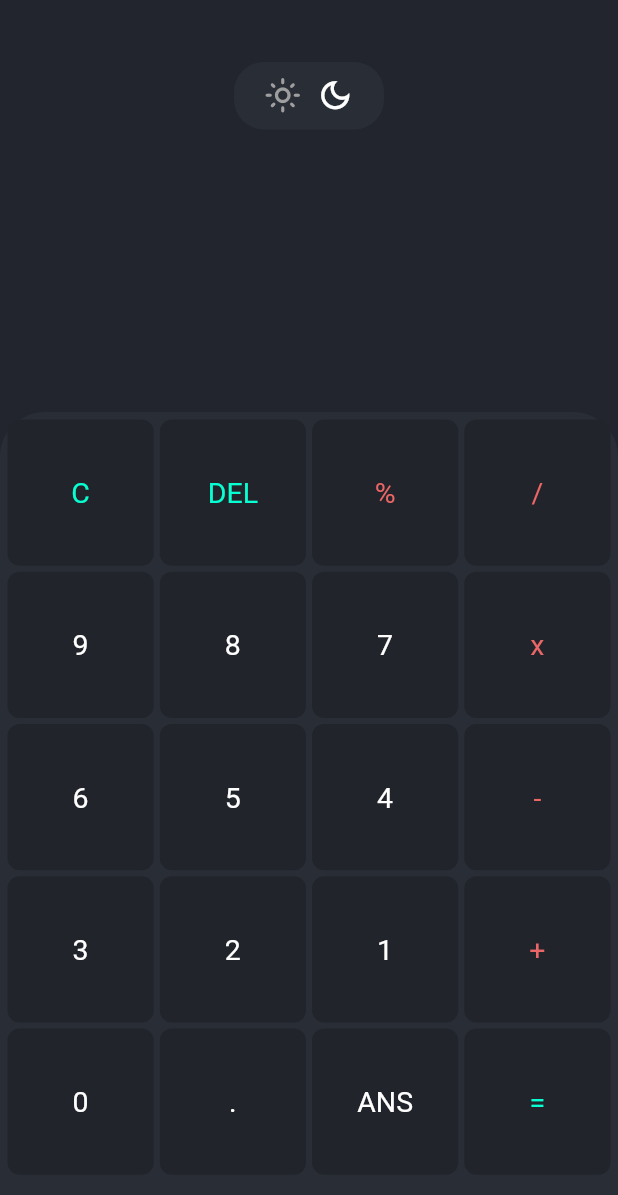
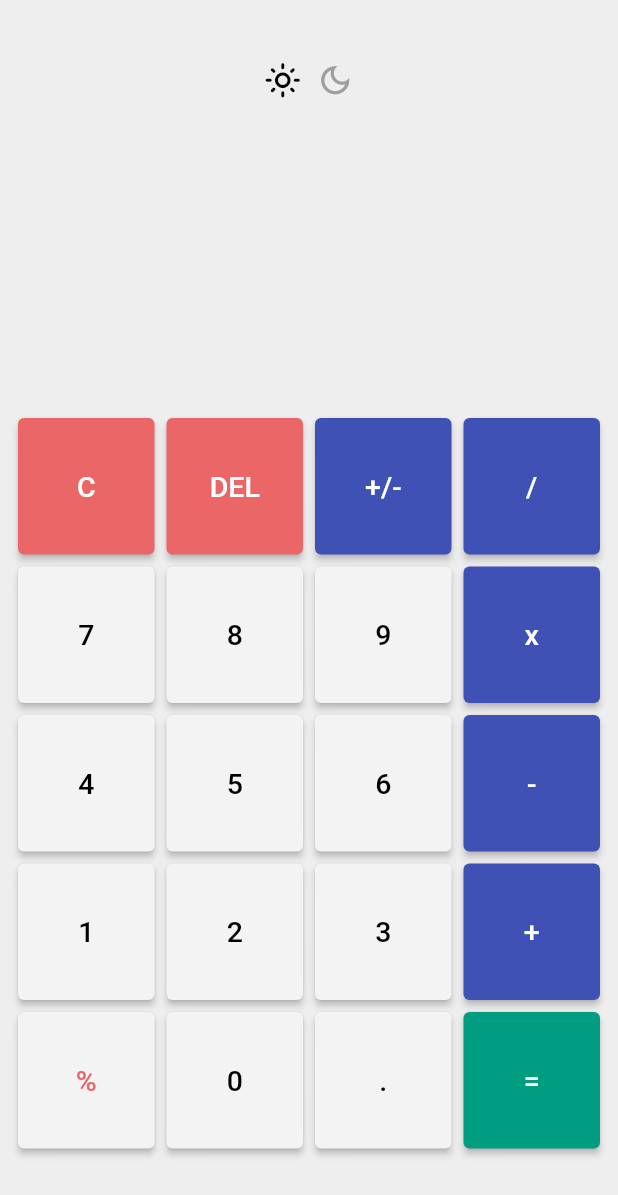
Before and after one commit to HaxxNyen/Calculator, a Flutter app: the screen it shows after launch, on a phone screen of 412 x 824 dp. Shown: the top 1195 px of the screen. Run offline on Flutter 3.47's test engine with Material 2 defaults, Android fonts, the phone set to English and light mode, and no system bars; our stand-ins replace get, math_expressions.

Commit message:
Updated Light Theme and Fix bug of Decimal.

```diff
--- a/lib/controller/calculate_controller.dart
+++ b/lib/controller/calculate_controller.dart
@@ -18,7 +18,10 @@ class CalculateController extends GetxController {
     ContextModel ctx = ContextModel();
     double eval = exp.evaluate(EvaluationType.REAL, ctx);
 
-    userOutput = eval.toString();
+    RegExp regex = RegExp(r'([.]*0)(?!.*\d)');
+
+    userOutput = eval.toString().replaceAll(regex, '');
+
     update();
   }
 
@@ -37,6 +40,7 @@ class CalculateController extends GetxController {
 
   /// on Number Button Tapped
   onBtnTapped(List<String> buttons, int index) {
+    userInput.replaceAll(new RegExp(r'^0+(?=.)'), '');
     userInput += buttons[index];
     update();
   }
--- a/lib/controller/theme_controller.dart
+++ b/lib/controller/theme_controller.dart
@@ -1,7 +1,7 @@
 import 'package:get/get.dart';
 
 class ThemeController extends GetxController {
-  bool isDark = true;
+  bool isDark = false;
 
   lightTheme() {
     isDark = false;
--- a/lib/screen/main_screen.dart
+++ b/lib/screen/main_screen.dart
@@ -11,26 +11,26 @@ class MainScreen extends StatelessWidget {
   MainScreen({Key? key}) : super(key: key);
 
   final List<String> buttonsList = [
-    "C",
-    "DEL",
-    "%",
-    "/",
-    "9",
-    "8",
-    "7",
-    "x",
-    "6",
-    "5",
-    "4",
-    "-",
-    "3",
-    "2",
-    "1",
-    "+",
-    "0",
-    ".",
-    "ANS",
-    "=",
+    'C',
+    'DEL',
+    '+/-',
+    '/',
+    '7',
+    '8',
+    '9',
+    'x',
+    '4',
+    '5',
+    '6',
+    '-',
+    '1',
+    '2',
+    '3',
+    '+',
+    '%',
+    '0',
+    '.',
+    '=',
   ];
 
   @override
@@ -61,19 +61,18 @@ class MainScreen extends StatelessWidget {
     return Expanded(
         flex: 2,
         child: Container(
-          padding: const EdgeInsets.all(3),
+          padding: const EdgeInsets.symmetric(horizontal: 8),
           decoration: BoxDecoration(
-              color: themeController.isDark
-                  ? DarkColors.sheetBgColor
-                  : LightColors.sheetBgColor,
-              borderRadius: const BorderRadius.only(
-                  topLeft: Radius.circular(30), topRight: Radius.circular(30))),
+            color: themeController.isDark
+                ? DarkColors.sheetBgColor
+                : LightColors.sheetBgColor,
+          ),
           child: GridView.builder(
               physics: const NeverScrollableScrollPhysics(),
               itemCount: buttonsList.length,
               gridDelegate: const SliverGridDelegateWithFixedCrossAxisCount(
                   crossAxisCount: 4),
-              itemBuilder: (contex, index) {
+              itemBuilder: (context, index) {
                 switch (index) {
 
                   /// CLEAR BTN
@@ -84,10 +83,10 @@ class MainScreen extends StatelessWidget {
                         },
                         color: themeController.isDark
                             ? DarkColors.btnBgColor
-                            : LightColors.btnBgColor,
+                            : LightColors.operatorColor,
                         textColor: themeController.isDark
                             ? DarkColors.leftOperatorColor
-                            : LightColors.leftOperatorColor,
+                            : LightColors.operatorBtnTextColor,
                         text: buttonsList[index]);
 
                   /// DELETE BTN
@@ -98,10 +97,72 @@ class MainScreen extends StatelessWidget {
                         },
                         color: themeController.isDark
                             ? DarkColors.btnBgColor
-                            : LightColors.btnBgColor,
+                            : LightColors.operatorColor,
                         textColor: themeController.isDark
                             ? DarkColors.leftOperatorColor
-                            : LightColors.leftOperatorColor,
+                            : LightColors.operatorBtnTextColor,
+                        text: buttonsList[index]);
+
+                  /// Plus/Minus Button
+                  case 2:
+                    return NxButton(
+                        buttonTapped: () {
+                          //controller.deleteBtnAction();
+                        },
+                        color: themeController.isDark
+                            ? DarkColors.btnBgColor
+                            : LightColors.btnOperatorBgColor,
+                        textColor: themeController.isDark
+                            ? DarkColors.leftOperatorColor
+                            : LightColors.operatorBtnTextColor,
+                        text: buttonsList[index]);
+                  case 3:
+                    return NxButton(
+                        buttonTapped: () {
+                          controller.onBtnTapped(buttonsList, index);
+                        },
+                        color: themeController.isDark
+                            ? DarkColors.btnBgColor
+                            : LightColors.btnOperatorBgColor,
+                        textColor: themeController.isDark
+                            ? DarkColors.leftOperatorColor
+                            : LightColors.operatorBtnTextColor,
+                        text: buttonsList[index]);
+                  case 7:
+                    return NxButton(
+                        buttonTapped: () {
+                          controller.onBtnTapped(buttonsList, index);
+                        },
+                        color: themeController.isDark
+                            ? DarkColors.btnBgColor
+                            : LightColors.btnOperatorBgColor,
+                        textColor: themeController.isDark
+                            ? DarkColors.leftOperatorColor
+                            : LightColors.operatorBtnTextColor,
+                        text: buttonsList[index]);
+                  case 11:
+                    return NxButton(
+                        buttonTapped: () {
+                          controller.onBtnTapped(buttonsList, index);
+                        },
+                        color: themeController.isDark
+                            ? DarkColors.btnBgColor
+                            : LightColors.btnOperatorBgColor,
+                        textColor: themeController.isDark
+                            ? DarkColors.leftOperatorColor
+                            : LightColors.operatorBtnTextColor,
+                        text: buttonsList[index]);
+                  case 15:
+                    return NxButton(
+                        buttonTapped: () {
+                          controller.onBtnTapped(buttonsList, index);
+                        },
+                        color: themeController.isDark
+                            ? DarkColors.btnBgColor
+                            : LightColors.btnOperatorBgColor,
+                        textColor: themeController.isDark
+                            ? DarkColors.leftOperatorColor
+                            : LightColors.operatorBtnTextColor,
                         text: buttonsList[index]);
 
                   /// EQUAL BTN
@@ -112,10 +173,10 @@ class MainScreen extends StatelessWidget {
                         },
                         color: themeController.isDark
                             ? DarkColors.btnBgColor
-                            : LightColors.btnBgColor,
+                            : LightColors.leftOperatorColor,
                         textColor: themeController.isDark
                             ? DarkColors.leftOperatorColor
-                            : LightColors.leftOperatorColor,
+                            : LightColors.operatorBtnTextColor,
                         text: buttonsList[index]);
 
                   default:
@@ -190,16 +251,17 @@ class MainScreen extends StatelessWidget {
             children: [
               Container(
                 alignment: Alignment.centerRight,
+                //yahan pay textformfiled chnge krni hai..
                 child: Text(
                   controller.userInput,
                   style: TextStyle(
                       color:
                           themeController.isDark ? Colors.white : Colors.black,
-                      fontSize: 25),
+                      fontSize: 48),
                 ),
               ),
               const SizedBox(
-                height: 10,
+                height: 4,
               ),
               Container(
                 alignment: Alignment.bottomRight,
@@ -219,7 +281,7 @@ class MainScreen extends StatelessWidget {
 
   ///
   bool isOperator(String y) {
-    if (y == "%" || y == "/" || y == "x" || y == "-" || y == "+" || y == "=") {
+    if (y == "%" || y == "/" || y == "x" || y == "-" || y == "+") {
       return true;
     }
     return false;
--- a/lib/utils/colors.dart
+++ b/lib/utils/colors.dart
@@ -11,8 +11,10 @@ class DarkColors {
 /// Light Colors
 class LightColors {
   static Color scaffoldBgColor = Colors.grey.shade200;
-  static Color sheetBgColor = Colors.grey.shade100;
+  static Color sheetBgColor = Colors.grey.shade200;
   static Color btnBgColor = Color.fromARGB(255, 243, 243, 243);
+  static Color btnOperatorBgColor = Colors.indigo;
+  static Color operatorBtnTextColor = Colors.white;
   static Color operatorColor = Color(0xffEB6666);
   static Color leftOperatorColor = Color.fromARGB(255, 1, 157, 128);
 }
--- a/lib/widgets/nx_button.dart
+++ b/lib/widgets/nx_button.dart
@@ -1,4 +1,5 @@
 import 'package:flutter/cupertino.dart';
+import 'package:flutter/material.dart';
 
 class NxButton extends StatelessWidget {
   final Color color;
@@ -16,14 +17,11 @@ class NxButton extends StatelessWidget {
 
   @override
   Widget build(BuildContext context) {
-    return GestureDetector(
-      onTap: buttonTapped,
-      child: Container(
-        margin: const EdgeInsets.all(2),
-        decoration: BoxDecoration(
-          color: color,
-          borderRadius: BorderRadius.circular(8),
-        ),
+    return Padding(
+      padding: const EdgeInsets.all(4.0),
+      child: ElevatedButton(
+        style: ElevatedButton.styleFrom(backgroundColor: color),
+        onPressed: buttonTapped,
         child: Center(
           child: Text(
             text,
```
